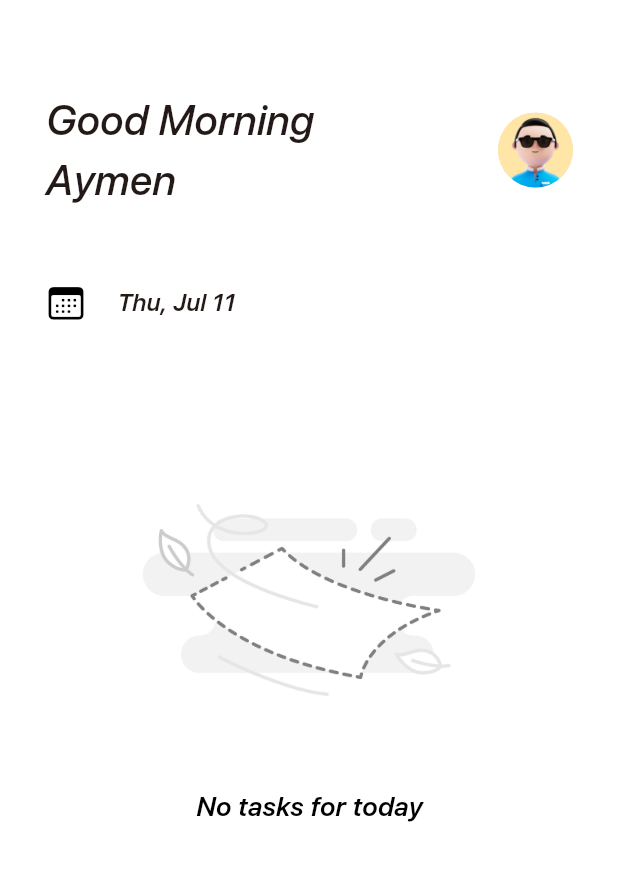
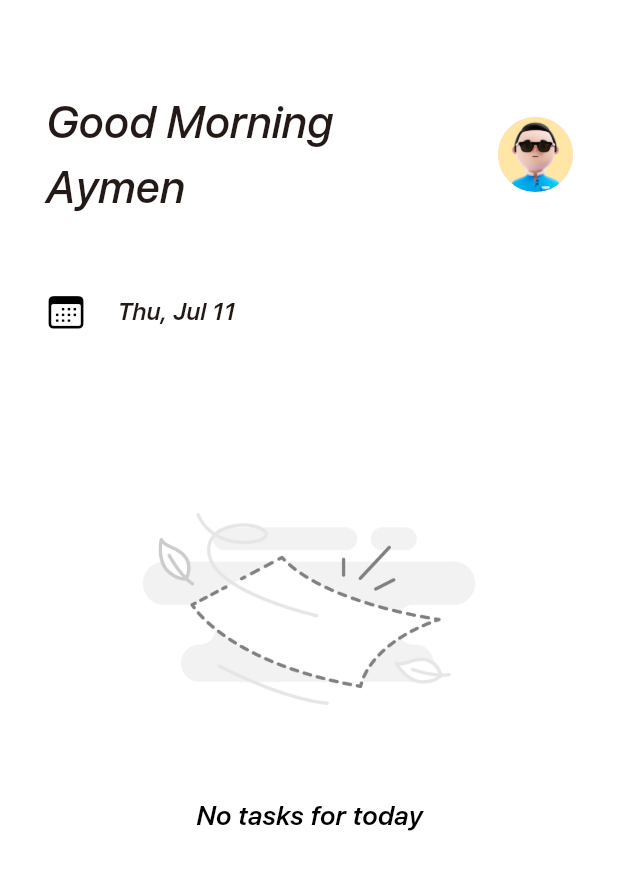
Before and after one commit to eym3n/task-keeper, a Flutter app: the HomePage screen opened directly, on a phone screen of 412 x 824 dp. Shown: the top 870 px of the screen. Run offline on Flutter 3.47's test engine with Material 3 defaults, Android fonts, the phone set to English and light mode, and no system bars; our stand-ins replace flutter_card_swiper, flutter_colorpicker, flutter_redux, redux, sqflite, table_calendar and 1 more; missing offline and left inert: floating_navbar, mobkit_dashed_border; accounts and stored records are empty.

Commit message:
style: some small things

```diff
--- a/lib/pages/home.dart
+++ b/lib/pages/home.dart
@@ -66,7 +66,7 @@ class _HomePageState extends State<HomePage> {
                         Text(
                           'Good Morning\nAymen',
                           style: TextStyle(
-                              fontSize: 28.0, fontWeight: FontWeight.w500),
+                              fontSize: 30.0, fontWeight: FontWeight.w500),
                         ),
                         CircleAvatar(
                           radius: 25.0,
@@ -135,13 +135,13 @@ class _HomePageState extends State<HomePage> {
                       ],
                     ),
                     (todaysTasks.length > 2
-                        ? const SizedBox(height: 60.0)
+                        ? const SizedBox(height: 46.0)
                         : (todaysTasks.isEmpty
                             ? const SizedBox(
                                 height: 0,
                               )
                             : const SizedBox(
-                                height: 30,
+                                height: 35,
                               ))),
                     (cards.isEmpty
                         ? SizedBox(
--- a/lib/widget/task_card.dart
+++ b/lib/widget/task_card.dart
@@ -165,7 +165,7 @@ class _TaskCardState extends State<TaskCard> {
                 BoxShadow(
                   color: Colors.white.withOpacity(0.5),
                   blurRadius: 20.0,
-                  spreadRadius: 20.0,
+                  spreadRadius: 15.0,
                   offset: const Offset(0, -20),
                 )
               ],
```
